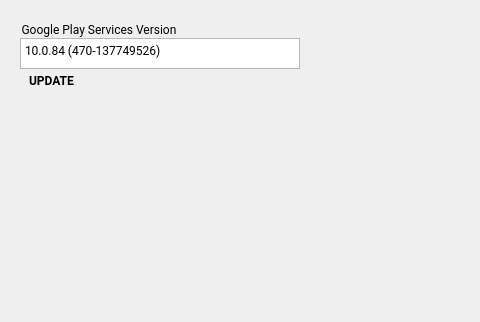
The window that android/android-emu/android/skin/qt/extended-pages/google-play-page.ui (aosp-mirror/platform_external_qemu) describes before a commit, drawn with Qt 5; both pictures show x 0 to 480 and y 0 to 322 of the 622 by 580 pixel window.
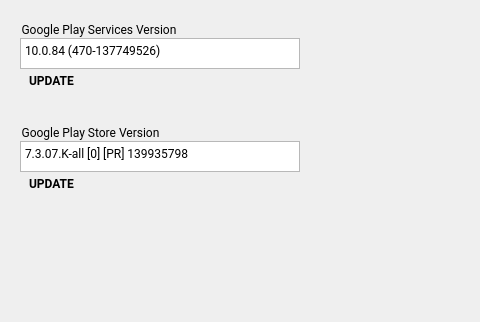
The same window after the commit. Icons and pictures are not drawn. Custom widgets are drawn as their Qt base class.

Commit message:
[UI] Add play store update button.
Will remove this button if we find a way to update both this
and play services together.

```diff
--- a/android/android-emu/android/skin/qt/extended-pages/google-play-page.ui
+++ b/android/android-emu/android/skin/qt/extended-pages/google-play-page.ui
@@ -115,6 +115,108 @@
     <bool>false</bool>
    </property>
   </widget>
+  <widget class="QGroupBox" name="goog_playStoreTitle">
+   <property name="geometry">
+    <rect>
+     <x>20</x>
+     <y>123</y>
+     <width>181</width>
+     <height>21</height>
+    </rect>
+   </property>
+   <property name="font">
+    <font>
+     <family>Roboto</family>
+    </font>
+   </property>
+   <property name="styleSheet">
+    <string notr="true">border: 0px;</string>
+   </property>
+   <property name="title">
+    <string>Google Play Store Version</string>
+   </property>
+   <property name="ColorGroup" stdset="0">
+    <string>Title</string>
+   </property>
+  </widget>
+  <widget class="QPlainTextEdit" name="goog_playStoreVersionBox">
+   <property name="enabled">
+    <bool>true</bool>
+   </property>
+   <property name="geometry">
+    <rect>
+     <x>20</x>
+     <y>141</y>
+     <width>280</width>
+     <height>31</height>
+    </rect>
+   </property>
+   <property name="sizePolicy">
+    <sizepolicy hsizetype="Fixed" vsizetype="Fixed">
+     <horstretch>0</horstretch>
+     <verstretch>0</verstretch>
+    </sizepolicy>
+   </property>
+   <property name="font">
+    <font>
+     <family>Roboto</family>
+    </font>
+   </property>
+   <property name="verticalScrollBarPolicy">
+    <enum>Qt::ScrollBarAlwaysOff</enum>
+   </property>
+   <property name="horizontalScrollBarPolicy">
+    <enum>Qt::ScrollBarAlwaysOff</enum>
+   </property>
+   <property name="readOnly">
+    <bool>true</bool>
+   </property>
+   <property name="plainText">
+    <string notr="true">7.3.07.K-all [0] [PR] 139935798</string>
+   </property>
+  </widget>
+  <widget class="RaisedMaterialButton" name="goog_updateStoreButton">
+   <property name="geometry">
+    <rect>
+     <x>20</x>
+     <y>165</y>
+     <width>132</width>
+     <height>36</height>
+    </rect>
+   </property>
+   <property name="font">
+    <font>
+     <family>Roboto</family>
+     <weight>75</weight>
+     <bold>true</bold>
+    </font>
+   </property>
+   <property name="styleSheet">
+    <string notr="true">Text-align:left; padding:8px</string>
+   </property>
+   <property name="text">
+    <string>UPDATE</string>
+   </property>
+   <property name="icon">
+    <iconset>
+     <normaloff>:/light/update</normaloff>:/light/update</iconset>
+   </property>
+   <property name="iconSize">
+    <size>
+     <width>20</width>
+     <height>20</height>
+    </size>
+   </property>
+   <property name="flat">
+    <bool>true</bool>
+   </property>
+   <property name="ColorGroup" stdset="0">
+    <string>Tool</string>
+   </property>
+   <property name="report_metrics" stdset="0">
+    <bool>false</bool>
+   </property>
+  </widget>
   <zorder>goog_playServicesTitle</zorder>
   <zorder>goog_playServicesVersionBox</zorder>
   <zorder>goog_playServicesUpdateButton</zorder>
```
Left out of the diff: 4 changed lines with no effect on the pictures. The commit also changes 2 other files.
